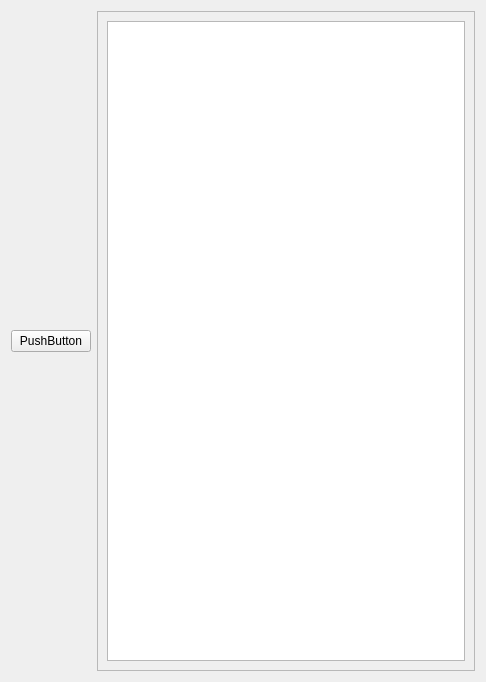
Old version of the form analysisform.ui in the repository Enotkin/UV_Reader.
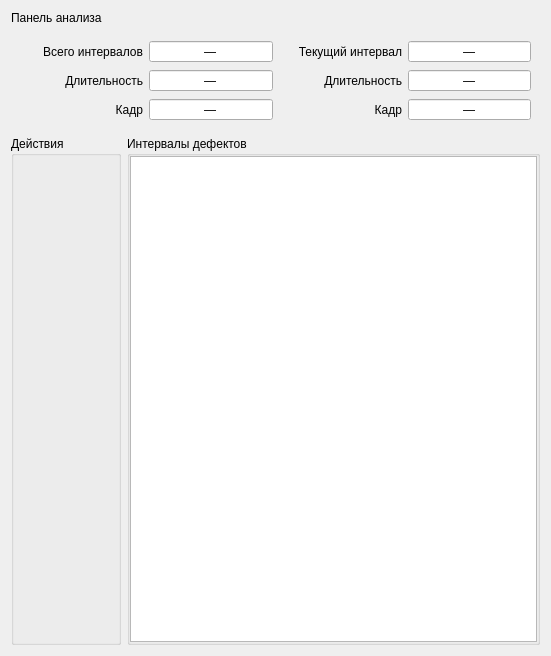
New version of the form. Icons and pictures are not drawn.

Commit message: Свёрстана паель анализа. опять

```diff
--- a/analysisform.ui
+++ b/analysisform.ui
@@ -6,50 +6,549 @@
    <rect>
     <x>0</x>
     <y>0</y>
-    <width>486</width>
-    <height>682</height>
+    <width>551</width>
+    <height>656</height>
    </rect>
   </property>
   <property name="windowTitle">
    <string>Form</string>
   </property>
-  <layout class="QVBoxLayout" name="verticalLayout_2">
+  <layout class="QVBoxLayout" name="verticalLayout">
    <item>
-    <layout class="QHBoxLayout" name="horizontalLayout_3"/>
+    <widget class="QLabel" name="formTitleLabel">
+     <property name="sizePolicy">
+      <sizepolicy hsizetype="Preferred" vsizetype="Fixed">
+       <horstretch>0</horstretch>
+       <verstretch>0</verstretch>
+      </sizepolicy>
+     </property>
+     <property name="text">
+      <string>Панель анализа</string>
+     </property>
+    </widget>
    </item>
    <item>
-    <layout class="QHBoxLayout" name="horizontalLayout_2">
+    <widget class="QWidget" name="infoPanel" native="true">
+     <property name="sizePolicy">
+      <sizepolicy hsizetype="Preferred" vsizetype="Fixed">
+       <horstretch>0</horstretch>
+       <verstretch>0</verstretch>
+      </sizepolicy>
+     </property>
+     <layout class="QGridLayout" name="infoPanelLayout">
+      <item row="1" column="1">
+       <widget class="QSpinBox" name="totalDurationSpinBox">
+        <property name="alignment">
+         <set>Qt::AlignCenter</set>
+        </property>
+        <property name="buttonSymbols">
+         <enum>QAbstractSpinBox::NoButtons</enum>
+        </property>
+        <property name="specialValueText">
+         <string>—</string>
+        </property>
+       </widget>
+      </item>
+      <item row="0" column="1">
+       <widget class="QSpinBox" name="totalIntervalsSpinBox">
+        <property name="alignment">
+         <set>Qt::AlignCenter</set>
+        </property>
+        <property name="buttonSymbols">
+         <enum>QAbstractSpinBox::NoButtons</enum>
+        </property>
+        <property name="specialValueText">
+         <string>—</string>
+        </property>
+       </widget>
+      </item>
+      <item row="1" column="0">
+       <widget class="QLabel" name="totalDurationLabel">
+        <property name="text">
+         <string>Длительность</string>
+        </property>
+        <property name="alignment">
+         <set>Qt::AlignRight|Qt::AlignTrailing|Qt::AlignVCenter</set>
+        </property>
+       </widget>
+      </item>
+      <item row="1" column="2">
+       <widget class="QLabel" name="currentIntervalDurationLabel">
+        <property name="text">
+         <string>Длительность</string>
+        </property>
+        <property name="alignment">
+         <set>Qt::AlignRight|Qt::AlignTrailing|Qt::AlignVCenter</set>
+        </property>
+       </widget>
+      </item>
+      <item row="2" column="2">
+       <widget class="QLabel" name="currentIntervalFrameLabel">
+        <property name="text">
+         <string>Кадр</string>
+        </property>
+        <property name="alignment">
+         <set>Qt::AlignRight|Qt::AlignTrailing|Qt::AlignVCenter</set>
+        </property>
+       </widget>
+      </item>
+      <item row="0" column="2">
+       <widget class="QLabel" name="currentIntervalLabel">
+        <property name="text">
+         <string>Текущий интервал</string>
+        </property>
+        <property name="alignment">
+         <set>Qt::AlignRight|Qt::AlignTrailing|Qt::AlignVCenter</set>
+        </property>
+       </widget>
+      </item>
+      <item row="2" column="0">
+       <widget class="QLabel" name="totalFrameLabel">
+        <property name="text">
+         <string>Кадр</string>
+        </property>
+        <property name="alignment">
+         <set>Qt::AlignRight|Qt::AlignTrailing|Qt::AlignVCenter</set>
+        </property>
+       </widget>
+      </item>
+      <item row="2" column="1">
+       <widget class="QSpinBox" name="totaltFrameSpinBox">
+        <property name="alignment">
+         <set>Qt::AlignCenter</set>
+        </property>
+        <property name="buttonSymbols">
+         <enum>QAbstractSpinBox::NoButtons</enum>
+        </property>
+        <property name="specialValueText">
+         <string>—</string>
+        </property>
+       </widget>
+      </item>
+      <item row="0" column="0">
+       <widget class="QLabel" name="totalIntervalsLabel">
+        <property name="text">
+         <string>Всего интервалов</string>
+        </property>
+        <property name="alignment">
+         <set>Qt::AlignRight|Qt::AlignTrailing|Qt::AlignVCenter</set>
+        </property>
+       </widget>
+      </item>
+      <item row="0" column="3">
+       <widget class="QSpinBox" name="currentIntervalSpinBox">
+        <property name="alignment">
+         <set>Qt::AlignCenter</set>
+        </property>
+        <property name="buttonSymbols">
+         <enum>QAbstractSpinBox::NoButtons</enum>
+        </property>
+        <property name="specialValueText">
+         <string>—</string>
+        </property>
+       </widget>
+      </item>
+      <item row="1" column="3">
+       <widget class="QSpinBox" name="currentIntervalDurationSpinBox">
+        <property name="alignment">
+         <set>Qt::AlignCenter</set>
+        </property>
+        <property name="buttonSymbols">
+         <enum>QAbstractSpinBox::NoButtons</enum>
+        </property>
+        <property name="specialValueText">
+         <string>—</string>
+        </property>
+       </widget>
+      </item>
+      <item row="2" column="3">
+       <widget class="QSpinBox" name="currentIntervalFrameSpinBox">
+        <property name="alignment">
+         <set>Qt::AlignCenter</set>
+        </property>
+        <property name="buttonSymbols">
+         <enum>QAbstractSpinBox::NoButtons</enum>
+        </property>
+        <property name="specialValueText">
+         <string>—</string>
+        </property>
+       </widget>
+      </item>
+     </layout>
+    </widget>
+   </item>
+   <item>
+    <layout class="QHBoxLayout" name="horizontalLayout">
      <item>
-      <layout class="QVBoxLayout" name="verticalLayout">
-       <item>
-        <widget class="QPushButton" name="pushButton">
-         <property name="text">
-          <string>PushButton</string>
-         </property>
-        </widget>
-       </item>
-      </layout>
+      <widget class="QGroupBox" name="groupBox">
+       <property name="title">
+        <string>Действия</string>
+       </property>
+       <layout class="QVBoxLayout" name="verticalLayout_5">
+        <property name="spacing">
+         <number>0</number>
+        </property>
+        <property name="leftMargin">
+         <number>0</number>
+        </property>
+        <property name="topMargin">
+         <number>0</number>
+        </property>
+        <property name="rightMargin">
+         <number>0</number>
+        </property>
+        <property name="bottomMargin">
+         <number>0</number>
+        </property>
+        <item>
+         <widget class="QPushButton" name="displayFramePushButton">
+          <property name="enabled">
+           <bool>false</bool>
+          </property>
+          <property name="sizePolicy">
+           <sizepolicy hsizetype="Preferred" vsizetype="Fixed">
+            <horstretch>0</horstretch>
+            <verstretch>0</verstretch>
+           </sizepolicy>
+          </property>
+          <property name="text">
+           <string/>
+          </property>
+          <property name="icon">
+           <iconset resource="icons.qrc">
+            <normaloff>:/AnalysisPanelButton/sm.png</normaloff>:/AnalysisPanelButton/sm.png</iconset>
+          </property>
+          <property name="iconSize">
+           <size>
+            <width>32</width>
+            <height>32</height>
+           </size>
+          </property>
+          <property name="flat">
+           <bool>true</bool>
+          </property>
+         </widget>
+        </item>
+        <item>
+         <widget class="QPushButton" name="playBackPushButton">
+          <property name="enabled">
+           <bool>false</bool>
+          </property>
+          <property name="sizePolicy">
+           <sizepolicy hsizetype="Preferred" vsizetype="Fixed">
+            <horstretch>0</horstretch>
+            <verstretch>0</verstretch>
+           </sizepolicy>
+          </property>
+          <property name="text">
+           <string/>
+          </property>
+          <property name="icon">
+           <iconset resource="icons.qrc">
+            <normaloff>:/AnalysisPanelButton/playback.png</normaloff>:/AnalysisPanelButton/playback.png</iconset>
+          </property>
+          <property name="iconSize">
+           <size>
+            <width>32</width>
+            <height>32</height>
+           </size>
+          </property>
+          <property name="flat">
+           <bool>true</bool>
+          </property>
+         </widget>
+        </item>
+        <item>
+         <widget class="QWidget" name="horizontalWidget_2" native="true">
+          <property name="sizePolicy">
+           <sizepolicy hsizetype="Preferred" vsizetype="Fixed">
+            <horstretch>0</horstretch>
+            <verstretch>0</verstretch>
+           </sizepolicy>
+          </property>
+          <layout class="QHBoxLayout" name="horizontalLayout_3">
+           <item>
+            <widget class="QPushButton" name="playPushButton">
+             <property name="enabled">
+              <bool>false</bool>
+             </property>
+             <property name="text">
+              <string/>
+             </property>
+             <property name="icon">
+              <iconset resource="icons.qrc">
+               <normaloff>:/AnalysisPanelButton/play.png</normaloff>:/AnalysisPanelButton/play.png</iconset>
+             </property>
+             <property name="iconSize">
+              <size>
+               <width>32</width>
+               <height>32</height>
+              </size>
+             </property>
+             <property name="flat">
+              <bool>true</bool>
+             </property>
+            </widget>
+           </item>
+           <item>
+            <widget class="QPushButton" name="stopPushButton">
+             <property name="enabled">
+              <bool>false</bool>
+             </property>
+             <property name="text">
+              <string/>
+             </property>
+             <property name="icon">
+              <iconset resource="icons.qrc">
+               <normaloff>:/AnalysisPanelButton/stop.png</normaloff>:/AnalysisPanelButton/stop.png</iconset>
+             </property>
+             <property name="iconSize">
+              <size>
+               <width>32</width>
+               <height>32</height>
+              </size>
+             </property>
+             <property name="flat">
+              <bool>true</bool>
+             </property>
+            </widget>
+           </item>
+          </layout>
+         </widget>
+        </item>
+        <item>
+         <widget class="QPushButton" name="playForwardPushButton">
+          <property name="enabled">
+           <bool>false</bool>
+          </property>
+          <property name="text">
+           <string/>
+          </property>
+          <property name="icon">
+           <iconset resource="icons.qrc">
+            <normaloff>:/AnalysisPanelButton/playvpered.png</normaloff>:/AnalysisPanelButton/playvpered.png</iconset>
+          </property>
+          <property name="iconSize">
+           <size>
+            <width>32</width>
+            <height>32</height>
+           </size>
+          </property>
+          <property name="flat">
+           <bool>true</bool>
+          </property>
+         </widget>
+        </item>
+        <item>
+         <widget class="QPushButton" name="playForwardAndDeletePushButton">
+          <property name="enabled">
+           <bool>false</bool>
+          </property>
+          <property name="sizePolicy">
+           <sizepolicy hsizetype="Preferred" vsizetype="Fixed">
+            <horstretch>0</horstretch>
+            <verstretch>0</verstretch>
+           </sizepolicy>
+          </property>
+          <property name="text">
+           <string/>
+          </property>
+          <property name="icon">
+           <iconset resource="icons.qrc">
+            <normaloff>:/AnalysisPanelButton/playvperedAndDel.png</normaloff>:/AnalysisPanelButton/playvperedAndDel.png</iconset>
+          </property>
+          <property name="iconSize">
+           <size>
+            <width>32</width>
+            <height>32</height>
+           </size>
+          </property>
+          <property name="flat">
+           <bool>true</bool>
+          </property>
+         </widget>
+        </item>
+        <item>
+         <widget class="QPushButton" name="deletePushButton">
+          <property name="enabled">
+           <bool>false</bool>
+          </property>
+          <property name="sizePolicy">
+           <sizepolicy hsizetype="Preferred" vsizetype="Fixed">
+            <horstretch>0</horstretch>
+            <verstretch>0</verstretch>
+           </sizepolicy>
+          </property>
+          <property name="text">
+           <string/>
+          </property>
+          <property name="icon">
+           <iconset resource="icons.qrc">
+            <normaloff>:/AnalysisPanelButton/delete.png</normaloff>:/AnalysisPanelButton/delete.png</iconset>
+          </property>
+          <property name="iconSize">
+           <size>
+            <width>32</width>
+            <height>32</height>
+           </size>
+          </property>
+          <property name="flat">
+           <bool>true</bool>
+          </property>
+         </widget>
+        </item>
+        <item>
+         <widget class="QPushButton" name="clearPushButton">
+          <property name="enabled">
+           <bool>false</bool>
+          </property>
+          <property name="sizePolicy">
+           <sizepolicy hsizetype="Preferred" vsizetype="Fixed">
+            <horstretch>0</horstretch>
+            <verstretch>0</verstretch>
+           </sizepolicy>
+          </property>
+          <property name="text">
+           <string/>
+          </property>
+          <property name="icon">
+           <iconset resource="icons.qrc">
+            <normaloff>:/AnalysisPanelButton/clear.png</normaloff>:/AnalysisPanelButton/clear.png</iconset>
+          </property>
+          <property name="iconSize">
+           <size>
+            <width>32</width>
+            <height>32</height>
+           </size>
+          </property>
+          <property name="flat">
+           <bool>true</bool>
+          </property>
+         </widget>
+        </item>
+        <item>
+         <widget class="QPushButton" name="addIntervalPushButton">
+          <property name="enabled">
+           <bool>true</bool>
+          </property>
+          <property name="text">
+           <string/>
+          </property>
+          <property name="icon">
+           <iconset resource="icons.qrc">
+            <normaloff>:/AnalysisPanelButton/addNewPart.png</normaloff>:/AnalysisPanelButton/addNewPart.png</iconset>
+          </property>
+          <property name="iconSize">
+           <size>
+            <width>32</width>
+            <height>32</height>
+           </size>
+          </property>
+          <property name="flat">
+           <bool>true</bool>
+          </property>
+         </widget>
+        </item>
+        <item>
+         <widget class="QPushButton" name="createExcelDocPushButton">
+          <property name="enabled">
+           <bool>false</bool>
+          </property>
+          <property name="text">
+           <string/>
+          </property>
+          <property name="icon">
+           <iconset resource="icons.qrc">
+            <normaloff>:/AnalysisPanelButton/excel.png</normaloff>:/AnalysisPanelButton/excel.png</iconset>
+          </property>
+          <property name="iconSize">
+           <size>
+            <width>32</width>
+            <height>32</height>
+           </size>
+          </property>
+          <property name="flat">
+           <bool>true</bool>
+          </property>
+         </widget>
+        </item>
+        <item>
+         <widget class="QPushButton" name="saveVideaIntervalPushButton">
+          <property name="enabled">
+           <bool>false</bool>
+          </property>
+          <property name="text">
+           <string/>
+          </property>
+          <property name="icon">
+           <iconset resource="icons.qrc">
+            <normaloff>:/AnalysisPanelButton/savevid.png</normaloff>:/AnalysisPanelButton/savevid.png</iconset>
+          </property>
+          <property name="iconSize">
+           <size>
+            <width>32</width>
+            <height>32</height>
+           </size>
+          </property>
+          <property name="checkable">
+           <bool>false</bool>
+          </property>
+          <property name="checked">
+           <bool>false</bool>
+          </property>
+          <property name="flat">
+           <bool>true</bool>
+          </property>
+         </widget>
+        </item>
+        <item>
+         <widget class="QPushButton" name="exitPanelButton">
+          <property name="text">
+           <string/>
+          </property>
+          <property name="icon">
+           <iconset resource="icons.qrc">
+            <normaloff>:/AnalysisPanelButton/exitPAnel.png</normaloff>:/AnalysisPanelButton/exitPAnel.png</iconset>
+          </property>
+          <property name="iconSize">
+           <size>
+            <width>32</width>
+            <height>32</height>
+           </size>
+          </property>
+          <property name="flat">
+           <bool>true</bool>
+          </property>
+         </widget>
+        </item>
+       </layout>
+      </widget>
      </item>
      <item>
-      <widget class="QScrollArea" name="scrollArea">
-       <property name="widgetResizable">
-        <bool>true</bool>
+      <widget class="QGroupBox" name="groupBox_2">
+       <property name="title">
+        <string>Интервалы дефектов</string>
        </property>
-       <widget class="QWidget" name="scrollAreaWidgetContents">
-        <property name="geometry">
-         <rect>
-          <x>0</x>
-          <y>0</y>
-          <width>376</width>
-          <height>652</height>
-         </rect>
+       <layout class="QHBoxLayout" name="horizontalLayout_2">
+        <property name="spacing">
+         <number>0</number>
         </property>
-        <layout class="QHBoxLayout" name="horizontalLayout">
-         <item>
-          <widget class="QTableView" name="tableView"/>
-         </item>
-        </layout>
-       </widget>
+        <property name="leftMargin">
+         <number>0</number>
+        </property>
+        <property name="topMargin">
+         <number>0</number>
+        </property>
+        <property name="rightMargin">
+         <number>0</number>
+        </property>
+        <property name="bottomMargin">
+         <number>0</number>
+        </property>
+        <item>
+         <widget class="QTableView" name="tableView"/>
+        </item>
+       </layout>
       </widget>
      </item>
     </layout>
```
Left out of the diff: 8 changed lines with no effect on the pictures. The commit also changes 3 other files.
